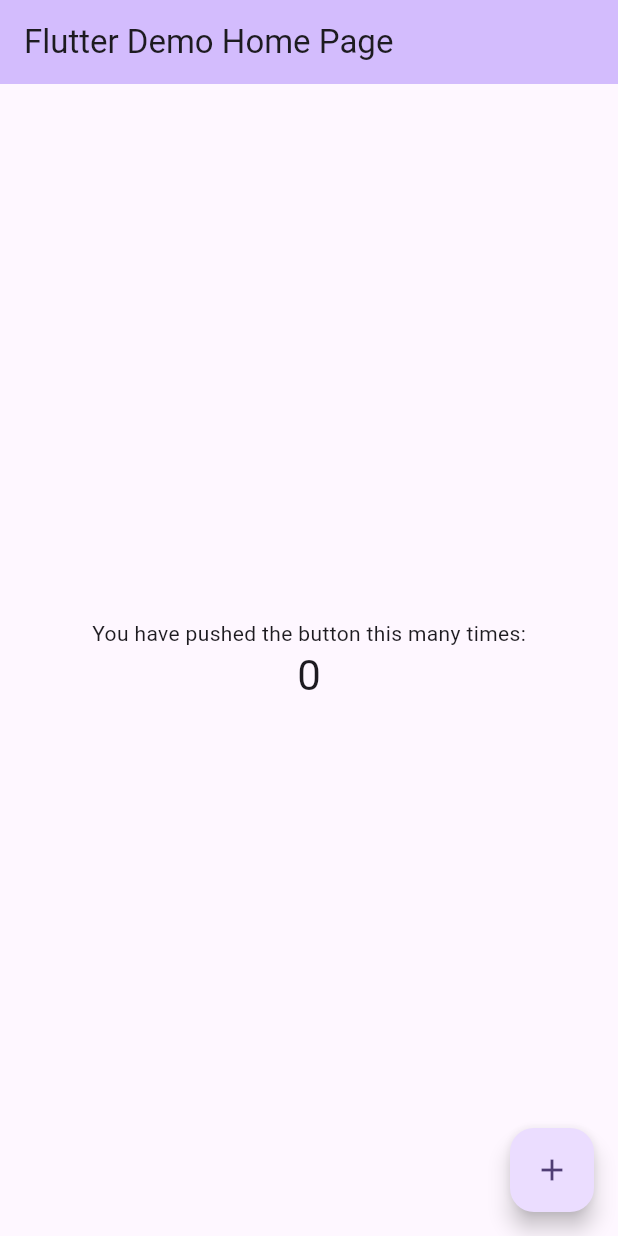
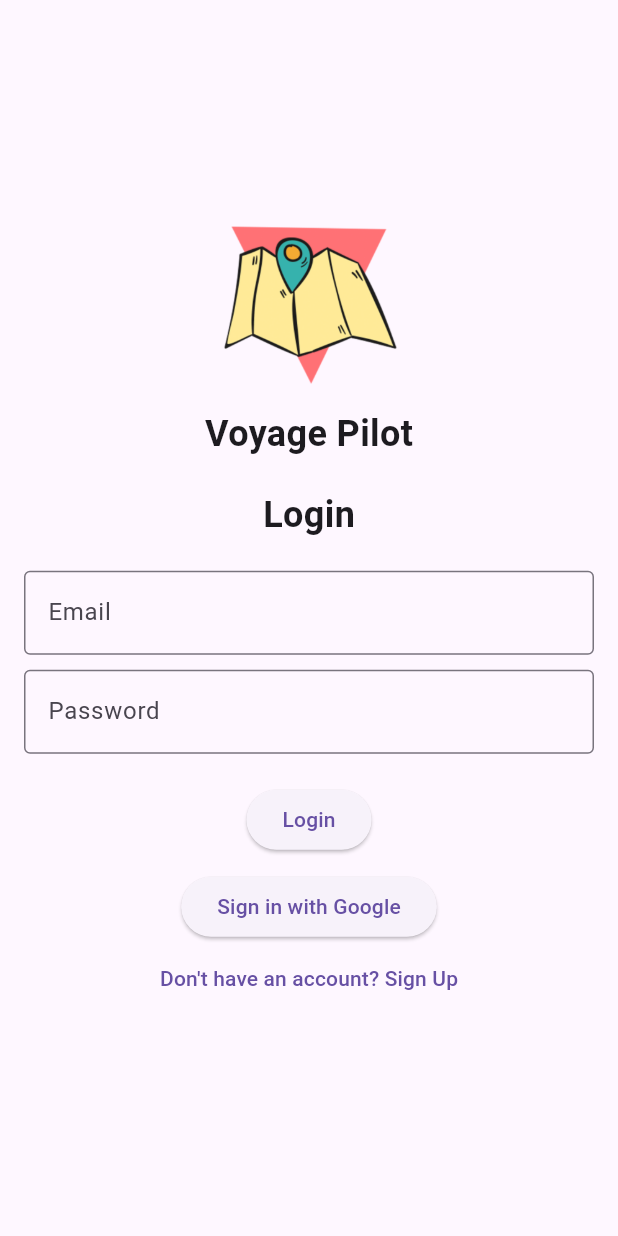
Before and after one commit to imtaarun/voyage-pilot, a Flutter app: the screen it shows after launch, on a phone screen of 412 x 824 dp. Run offline on Flutter 3.47's test engine with Material 3 defaults, Android fonts, the phone set to English and light mode, and no system bars; our stand-ins replace google_sign_in.

Commit message:
Adding basic signup and login UI

```diff
--- a/voyage-ui/lib/main.dart
+++ b/voyage-ui/lib/main.dart
@@ -1,4 +1,5 @@
 import 'package:flutter/material.dart';
+import 'package:voyageui/src/screens/login_screen.dart';
 
 void main() {
   runApp(const MyApp());
@@ -7,119 +8,15 @@ void main() {
 class MyApp extends StatelessWidget {
   const MyApp({super.key});
 
-  // This widget is the root of your application.
   @override
   Widget build(BuildContext context) {
     return MaterialApp(
-      title: 'Flutter Demo',
+      debugShowCheckedModeBanner: false,
+      title: 'Flutter Auth UI',
       theme: ThemeData(
-        // This is the theme of your application.
-        //
-        // TRY THIS: Try running your application with "flutter run". You'll see
-        // the application has a purple toolbar. Then, without quitting the app,
-        // try changing the seedColor in the colorScheme below to Colors.green
-        // and then invoke "hot reload" (save your changes or press the "hot
-        // reload" button in a Flutter-supported IDE, or press "r" if you used
-        // the command line to start the app).
-        //
-        // Notice that the counter didn't reset back to zero; the application
-        // state is not lost during the reload. To reset the state, use hot
-        // restart instead.
-        //
-        // This works for code too, not just values: Most code changes can be
-        // tested with just a hot reload.
-        colorScheme: ColorScheme.fromSeed(seedColor: Colors.deepPurple),
-        useMaterial3: true,
+        primarySwatch: Colors.blue,
       ),
-      home: const MyHomePage(title: 'Flutter Demo Home Page'),
+      home: const LoginScreen(),
     );
   }
 }
-
-class MyHomePage extends StatefulWidget {
-  const MyHomePage({super.key, required this.title});
-
-  // This widget is the home page of your application. It is stateful, meaning
-  // that it has a State object (defined below) that contains fields that affect
-  // how it looks.
-
-  // This class is the configuration for the state. It holds the values (in this
-  // case the title) provided by the parent (in this case the App widget) and
-  // used by the build method of the State. Fields in a Widget subclass are
-  // always marked "final".
-
-  final String title;
-
-  @override
-  State<MyHomePage> createState() => _MyHomePageState();
-}
-
-class _MyHomePageState extends State<MyHomePage> {
-  int _counter = 0;
-
-  void _incrementCounter() {
-    setState(() {
-      // This call to setState tells the Flutter framework that something has
-      // changed in this State, which causes it to rerun the build method below
-      // so that the display can reflect the updated values. If we changed
-      // _counter without calling setState(), then the build method would not be
-      // called again, and so nothing would appear to happen.
-      _counter++;
-    });
-  }
-
-  @override
-  Widget build(BuildContext context) {
-    // This method is rerun every time setState is called, for instance as done
-    // by the _incrementCounter method above.
-    //
-    // The Flutter framework has been optimized to make rerunning build methods
-    // fast, so that you can just rebuild anything that needs updating rather
-    // than having to individually change instances of widgets.
-    return Scaffold(
-      appBar: AppBar(
-        // TRY THIS: Try changing the color here to a specific color (to
-        // Colors.amber, perhaps?) and trigger a hot reload to see the AppBar
-        // change color while the other colors stay the same.
-        backgroundColor: Theme.of(context).colorScheme.inversePrimary,
-        // Here we take the value from the MyHomePage object that was created by
-        // the App.build method, and use it to set our appbar title.
-        title: Text(widget.title),
-      ),
-      body: Center(
-        // Center is a layout widget. It takes a single child and positions it
-        // in the middle of the parent.
-        child: Column(
-          // Column is also a layout widget. It takes a list of children and
-          // arranges them vertically. By default, it sizes itself to fit its
-          // children horizontally, and tries to be as tall as its parent.
-          //
-          // Column has various properties to control how it sizes itself and
-          // how it positions its children. Here we use mainAxisAlignment to
-          // center the children vertically; the main axis here is the vertical
-          // axis because Columns are vertical (the cross axis would be
-          // horizontal).
-          //
-          // TRY THIS: Invoke "debug painting" (choose the "Toggle Debug Paint"
-          // action in the IDE, or press "p" in the console), to see the
-          // wireframe for each widget.
-          mainAxisAlignment: MainAxisAlignment.center,
-          children: <Widget>[
-            const Text(
-              'You have pushed the button this many times:',
-            ),
-            Text(
-              '$_counter',
-              style: Theme.of(context).textTheme.headlineMedium,
-            ),
-          ],
-        ),
-      ),
-      floatingActionButton: FloatingActionButton(
-        onPressed: _incrementCounter,
-        tooltip: 'Increment',
-        child: const Icon(Icons.add),
-      ), // This trailing comma makes auto-formatting nicer for build methods.
-    );
-  }
-}
--- /dev/null
+++ b/voyage-ui/lib/src/screens/login_screen.dart
@@ -0,0 +1,56 @@
+import 'package:flutter/material.dart';
+import 'package:google_sign_in/google_sign_in.dart';
+import 'package:voyageui/src/screens/signup_screen.dart';
+
+class LoginScreen extends StatelessWidget {
+  const LoginScreen({super.key});
+
+  Future<void> _handleGoogleSignIn() async {
+    final GoogleSignIn googleSignIn = GoogleSignIn();
+    await googleSignIn.signIn();
+  }
+
+  @override
+  Widget build(BuildContext context) {
+    return Scaffold(
+      body: Padding(
+        padding: const EdgeInsets.all(16.0),
+        child: Column(
+          mainAxisAlignment: MainAxisAlignment.center,
+          children: [
+            Image.asset('lib/assets/voyage-icon.png', height: 120),
+            SizedBox(height: 5),
+            Text("Voyage Pilot", style: TextStyle(fontSize: 24, fontWeight: FontWeight.bold)),
+            SizedBox(height: 20),
+            Text("Login", style: TextStyle(fontSize: 24, fontWeight: FontWeight.bold)),
+            SizedBox(height: 20),
+            TextField(
+              decoration: InputDecoration(labelText: "Email", border: OutlineInputBorder()),
+            ),
+            SizedBox(height: 10),
+            TextField(
+              obscureText: true,
+              decoration: InputDecoration(labelText: "Password", border: OutlineInputBorder()),
+            ),
+            SizedBox(height: 20),
+            ElevatedButton(
+              onPressed: () {},
+              child: Text("Login"),
+            ),
+            SizedBox(height: 10),
+            ElevatedButton(
+              onPressed: _handleGoogleSignIn,
+              child: Text("Sign in with Google"),
+            ),
+            TextButton(
+              onPressed: () {
+                Navigator.push(context, MaterialPageRoute(builder: (context) => const SignupScreen()));
+              },
+              child: Text("Don't have an account? Sign Up"),
+            ),
+          ],
+        ),
+      ),
+    );
+  }
+}
--- a/voyage-ui/pubspec.yaml
+++ b/voyage-ui/pubspec.yaml
@@ -34,6 +34,7 @@ dependencies:
   # The following adds the Cupertino Icons font to your application.
   # Use with the CupertinoIcons class for iOS style icons.
   cupertino_icons: ^1.0.8
+  google_sign_in: ^6.2.2
 
 dev_dependencies:
   flutter_test:
@@ -58,8 +59,8 @@ flutter:
   uses-material-design: true
 
   # To add assets to your application, add an assets section, like this:
-  # assets:
-  #   - images/a_dot_burr.jpeg
+  assets:
+     - lib/assets/voyage-icon.png
   #   - images/a_dot_ham.jpeg
 
   # An image asset can refer to one or more resolution-specific "variants", see
```
Also changed, not shown: voyage-ui/lib/src/screens/signup_screen.dart (added, +49 -0 lines), voyage-ui/lib/assets/voyage-icon.png (added).
